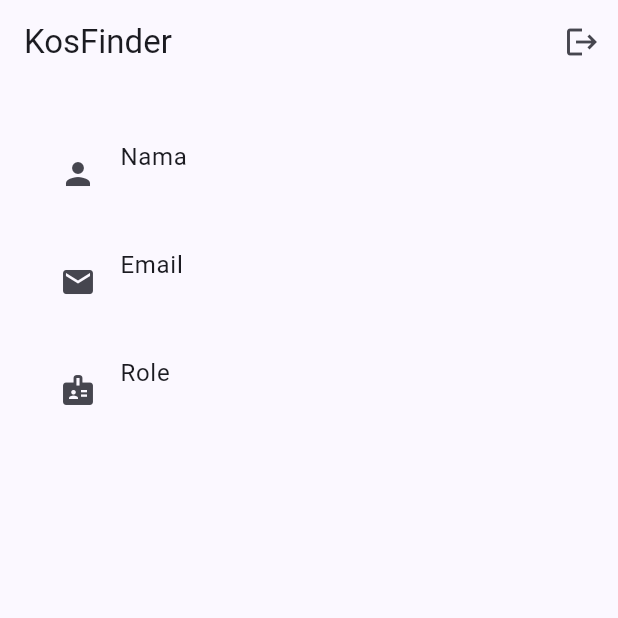
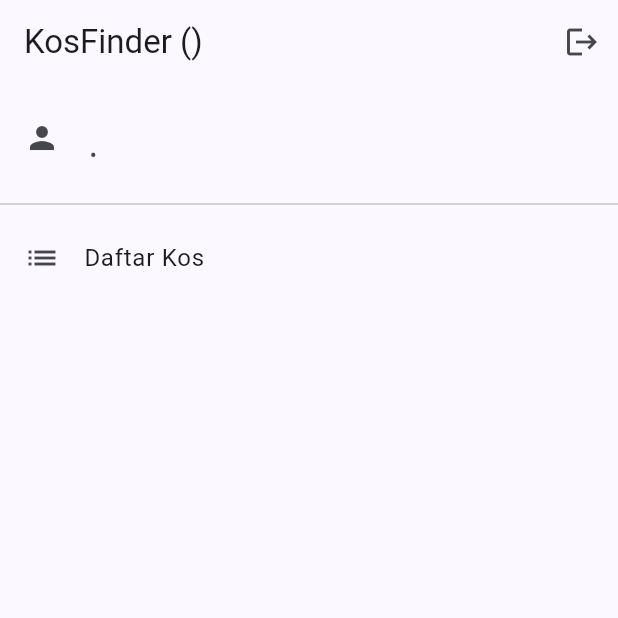
Before and after one commit to Dutskieee/Worksheet-9-KosFinder, a Flutter app: the HomePage screen opened directly, on a phone screen of 412 x 824 dp, the top half of it. Run offline on Flutter 3.47's test engine with Material 3 defaults, Android fonts, the phone set to English and light mode, and no system bars; our stand-ins replace supabase_flutter; accounts and stored records are empty.

Commit message:
feat: implement role based interface authorization

```diff
--- a/lib/pages/home_page.dart
+++ b/lib/pages/home_page.dart
@@ -1,6 +1,7 @@
 import 'package:flutter/material.dart';
 import '../services/auth_service.dart';
 import '../services/profile_service.dart';
+import '../widgets/role_guard.dart';
 import 'login_page.dart';
 
 class HomePage extends StatefulWidget {
@@ -19,65 +20,84 @@ class _HomePageState extends State<HomePage> {
     _profileFuture = ProfileService().getMyProfile();
   }
 
-  @override
-  Widget build(BuildContext context) {
-    final user = AuthService.instance.currentUser;
-
-    return Scaffold(
-      appBar: AppBar(
-        title: const Text('KosFinder'),
-        actions: [
-          IconButton(
-            icon: const Icon(Icons.logout),
-            tooltip: 'Logout',
-            onPressed: () async {
+  Future<void> _logout() async {
     await AuthService.instance.logout();
-              if (!context.mounted) return;
+    if (!mounted) return;
     Navigator.pushAndRemoveUntil(
       context,
       MaterialPageRoute(builder: (_) => const LoginPage()),
       (route) => false,
     );
-            },
+  }
+
+  @override
+  Widget build(BuildContext context) {
+    return FutureBuilder<UserProfile?>(
+      future: _profileFuture,
+      builder: (context, snap) {
+        if (snap.connectionState == ConnectionState.waiting) {
+          return const Scaffold(
+            body: Center(child: CircularProgressIndicator()),
+          );
+        }
+
+        if (snap.hasError || snap.data == null) {
+          return const Scaffold(
+            body: Center(child: Text('Gagal memuat profil')),
+          );
+        }
+
+        final p = snap.data!;
+
+        return Scaffold(
+          appBar: AppBar(
+            title: Text('KosFinder (${p.role})'),
+            actions: [
+              IconButton(
+                tooltip: 'Logout',
+                icon: const Icon(Icons.logout),
+                onPressed: _logout,
               ),
             ],
           ),
-      body: FutureBuilder<UserProfile?>(
-        future: _profileFuture,
-        builder: (context, snap) {
-          if (snap.connectionState == ConnectionState.waiting) {
-            return const Center(child: CircularProgressIndicator());
-          }
-
-          if (snap.hasError) {
-            return Center(
-              child: Text('Gagal memuat profil: ${snap.error}'),
-            );
-          }
-
-          final profile = snap.data;
-          return ListView(
-            padding: const EdgeInsets.all(24),
+          body: ListView(
             children: [
               ListTile(
                 leading: const Icon(Icons.person),
-                title: const Text('Nama'),
-                subtitle: Text(profile?.name ?? '-'),
+                title: Text(p.name.isEmpty ? p.email : p.name),
+                subtitle: Text('${p.email} • ${p.role}'),
               ),
+              const Divider(),
               ListTile(
-                leading: const Icon(Icons.email),
-                title: const Text('Email'),
-                subtitle: Text(profile?.email ?? user?.email ?? '-'),
+                leading: const Icon(Icons.list),
+                title: const Text('Daftar Kos'),
+                onTap: () {},
               ),
+              if (p.isOwner || p.isAdmin)
                 ListTile(
-                leading: const Icon(Icons.badge),
-                title: const Text('Role'),
-                subtitle: Text(profile?.role ?? '-'),
+                  leading: const Icon(Icons.home_work),
+                  title: const Text('My Kos'),
+                  onTap: () {},
+                ),
+              if (p.isAdmin)
+                ListTile(
+                  leading: const Icon(Icons.admin_panel_settings),
+                  title: const Text('Kelola Data (Admin)'),
+                  onTap: () {},
                 ),
             ],
+          ),
+          floatingActionButton: RoleGuard(
+            role: p.role,
+            allowed: const ['owner', 'admin'],
+            child: FloatingActionButton.extended(
+              onPressed: () {},
+              icon: const Icon(Icons.add_home),
+              label: const Text('Tambah Kos'),
+            ),
+          ),
         );
       },
-      ),
     );
   }
 }
--- /dev/null
+++ b/lib/widgets/role_guard.dart
@@ -0,0 +1,19 @@
+import 'package:flutter/material.dart';
+
+class RoleGuard extends StatelessWidget {
+  final String role;
+  final List<String> allowed;
+  final Widget child;
+
+  const RoleGuard({
+    super.key,
+    required this.role,
+    required this.allowed,
+    required this.child,
+  });
+
+  @override
+  Widget build(BuildContext context) {
+    return allowed.contains(role) ? child : const SizedBox.shrink();
+  }
+}
```
Lines whose indentation alone changed are shown as unchanged.
